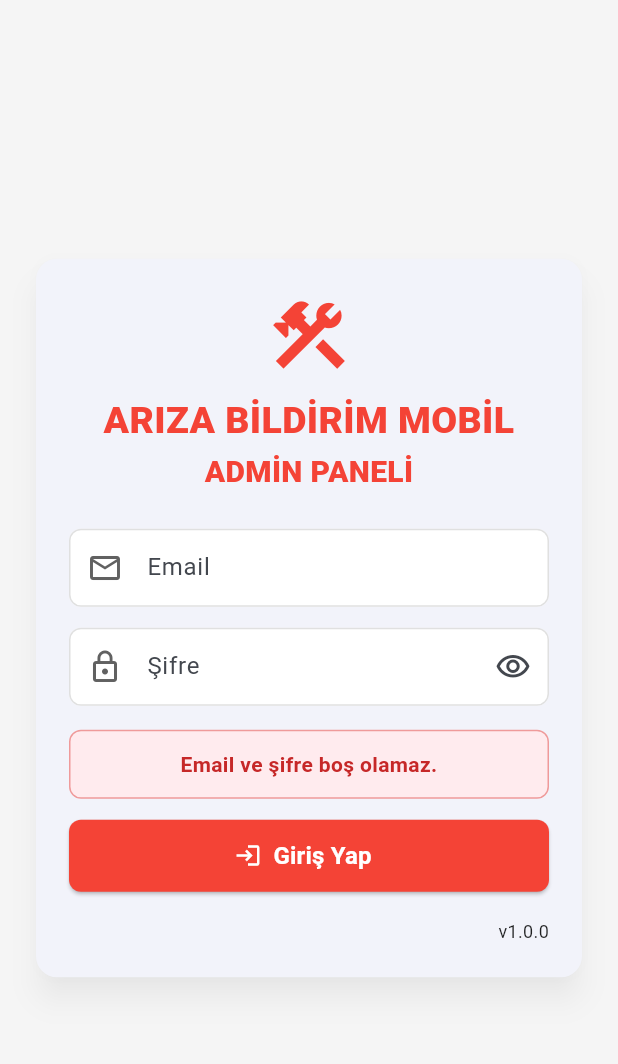
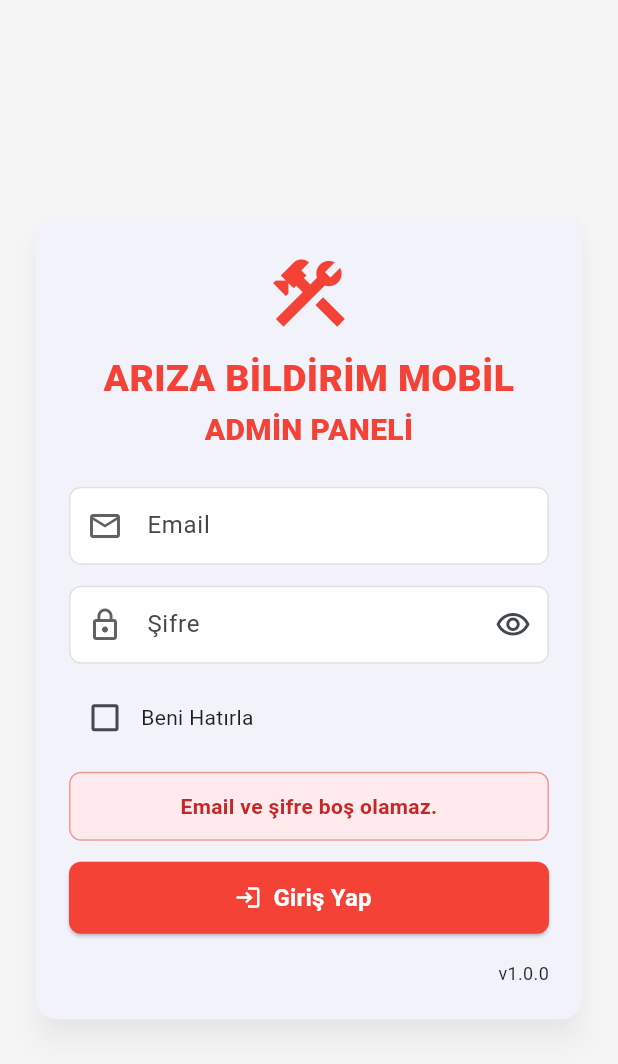
Before and after one commit to gungorkarakaya/ariza_bildirim_mobile, a Flutter app: the screen it shows after launch, after a tap on "Giriş Yap", on a phone screen of 412 x 824 dp. Shown: the top 1064 px of the screen. Run offline on Flutter 3.47's test engine with Material 3 defaults, Android fonts, the phone set to English and light mode, and no system bars; our stand-ins replace firebase_core, firebase_messaging, flutter_local_notifications, flutter_secure_storage; missing offline and left inert: signalr_netcore; accounts and stored records are empty.

Commit message:
Add remember me option to login screen

```diff
--- a/lib/screens/login_screen.dart
+++ b/lib/screens/login_screen.dart
@@ -34,6 +34,7 @@ class _LoginScreenState extends State<LoginScreen> {
   bool _isLoading = false;
   String? _errorMessage;
   bool _obscurePassword = true;
+  bool _rememberMe = false;
 
   @override
   void initState() {
@@ -41,6 +42,22 @@ class _LoginScreenState extends State<LoginScreen> {
 
     if (widget.initialMessage != null && widget.initialMessage!.isNotEmpty) {
       _errorMessage = widget.initialMessage;
+    }
+
+    _loadRememberedUsername();
+  }
+
+  Future<void> _loadRememberedUsername() async {
+    final rememberedUsername =
+    await _tokenStorageService.getRememberedUsername();
+
+    if (!mounted) return;
+
+    if (rememberedUsername != null && rememberedUsername.isNotEmpty) {
+      setState(() {
+        _emailController.text = rememberedUsername;
+        _rememberMe = true;
+      });
     }
   }
 
@@ -83,6 +100,12 @@ class _LoginScreenState extends State<LoginScreen> {
 
       await _tokenStorageService.saveAccessToken(accessToken);
 
+      if (_rememberMe) {
+        await _tokenStorageService.saveRememberedUsername(email);
+      } else {
+        await _tokenStorageService.clearRememberedUsername();
+      }
+
       if (!mounted) return;
 
       Navigator.of(context).pushReplacement(
@@ -108,6 +131,47 @@ class _LoginScreenState extends State<LoginScreen> {
     _emailController.dispose();
     _passwordController.dispose();
     super.dispose();
+  }
+
+  Widget _buildRememberMeCheckbox() {
+    return Align(
+      alignment: Alignment.centerLeft,
+      child: InkWell(
+        borderRadius: BorderRadius.circular(8),
+        onTap: _isLoading
+            ? null
+            : () {
+          setState(() {
+            _rememberMe = !_rememberMe;
+          });
+        },
+        child: Padding(
+          padding: const EdgeInsets.symmetric(vertical: 4),
+          child: Row(
+            mainAxisSize: MainAxisSize.min,
+            children: [
+              Checkbox(
+                value: _rememberMe,
+                onChanged: _isLoading
+                    ? null
+                    : (value) {
+                  setState(() {
+                    _rememberMe = value ?? false;
+                  });
+                },
+              ),
+              const Text(
+                'Beni Hatırla',
+                style: TextStyle(
+                  fontSize: 14,
+                  color: Colors.black87,
+                ),
+              ),
+            ],
+          ),
+        ),
+      ),
+    );
   }
 
   @override
@@ -171,7 +235,11 @@ class _LoginScreenState extends State<LoginScreen> {
                         ),
                       ),
 
-                      const SizedBox(height: 16),
+                      const SizedBox(height: 8),
+
+                      _buildRememberMeCheckbox(),
+
+                      const SizedBox(height: 8),
 
                       if (_errorMessage != null)
                         LoginErrorBox(
--- a/lib/services/token_storage_service.dart
+++ b/lib/services/token_storage_service.dart
@@ -2,6 +2,7 @@ import 'package:flutter_secure_storage/flutter_secure_storage.dart';
 
 class TokenStorageService {
   static const String _accessTokenKey = 'access_token';
+  static const String _rememberedUsernameKey = 'remembered_username';
 
   final FlutterSecureStorage _storage = const FlutterSecureStorage();
 
@@ -23,4 +24,23 @@ class TokenStorageService {
       key: _accessTokenKey,
     );
   }
+
+  Future<void> saveRememberedUsername(String username) async {
+    await _storage.write(
+      key: _rememberedUsernameKey,
+      value: username,
+    );
+  }
+
+  Future<String?> getRememberedUsername() async {
+    return await _storage.read(
+      key: _rememberedUsernameKey,
+    );
+  }
+
+  Future<void> clearRememberedUsername() async {
+    await _storage.delete(
+      key: _rememberedUsernameKey,
+    );
+  }
 }
```
